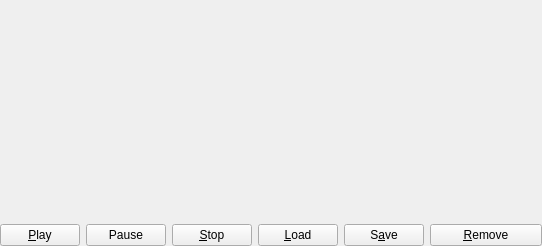
Above: Koo/ui/video.ui from xrg/openerp-client-kde before the change. Below: the same form after it.
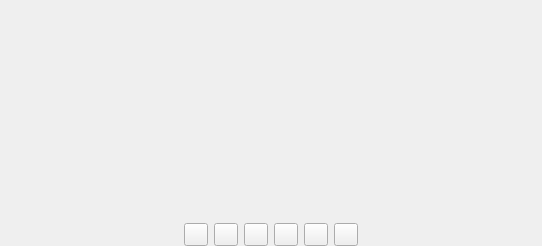
That is the form after the change. Icons and pictures are not drawn.

Commit message: Use QToolButton's instead of QPushButton's in video widget.

```diff
--- a/Koo/ui/video.ui
+++ b/Koo/ui/video.ui
@@ -29,7 +29,20 @@
    <item>
     <layout class="QHBoxLayout" name="horizontalLayout" >
      <item>
-      <widget class="QPushButton" name="pushPlay" >
+      <spacer name="horizontalSpacer_2" >
+       <property name="orientation" >
+        <enum>Qt::Horizontal</enum>
+       </property>
+       <property name="sizeHint" stdset="0" >
+        <size>
+         <width>40</width>
+         <height>20</height>
+        </size>
+       </property>
+      </spacer>
+     </item>
+     <item>
+      <widget class="QToolButton" name="pushPlay" >
        <property name="sizePolicy" >
         <sizepolicy vsizetype="Fixed" hsizetype="Fixed" >
          <horstretch>0</horstretch>
@@ -37,7 +50,7 @@
         </sizepolicy>
        </property>
        <property name="text" >
-        <string>&amp;Play</string>
+        <string/>
        </property>
        <property name="icon" >
         <iconset resource="common.qrc" >
@@ -46,16 +59,13 @@
       </widget>
      </item>
      <item>
-      <widget class="QPushButton" name="pushPause" >
+      <widget class="QToolButton" name="pushPause" >
        <property name="sizePolicy" >
         <sizepolicy vsizetype="Fixed" hsizetype="Fixed" >
          <horstretch>0</horstretch>
          <verstretch>0</verstretch>
         </sizepolicy>
        </property>
-       <property name="text" >
-        <string>Pause</string>
-       </property>
        <property name="icon" >
         <iconset resource="common.qrc" >
          <normaloff>:/images/images/pause.png</normaloff>:/images/images/pause.png</iconset>
@@ -63,7 +73,7 @@
       </widget>
      </item>
      <item>
-      <widget class="QPushButton" name="pushStop" >
+      <widget class="QToolButton" name="pushStop" >
        <property name="enabled" >
         <bool>true</bool>
        </property>
@@ -73,9 +83,6 @@
          <verstretch>0</verstretch>
         </sizepolicy>
        </property>
-       <property name="text" >
-        <string>&amp;Stop</string>
-       </property>
        <property name="icon" >
         <iconset resource="common.qrc" >
          <normaloff>:/images/images/stop.png</normaloff>:/images/images/stop.png</iconset>
@@ -83,16 +90,13 @@
       </widget>
      </item>
      <item>
-      <widget class="QPushButton" name="pushLoad" >
+      <widget class="QToolButton" name="pushLoad" >
        <property name="sizePolicy" >
         <sizepolicy vsizetype="Fixed" hsizetype="Fixed" >
          <horstretch>0</horstretch>
          <verstretch>0</verstretch>
         </sizepolicy>
        </property>
-       <property name="text" >
-        <string>&amp;Load</string>
-       </property>
        <property name="icon" >
         <iconset resource="common.qrc" >
          <normaloff>:/images/images/open.png</normaloff>:/images/images/open.png</iconset>
@@ -100,16 +104,13 @@
       </widget>
      </item>
      <item>
-      <widget class="QPushButton" name="pushSave" >
+      <widget class="QToolButton" name="pushSave" >
        <property name="sizePolicy" >
         <sizepolicy vsizetype="Fixed" hsizetype="Fixed" >
          <horstretch>0</horstretch>
          <verstretch>0</verstretch>
         </sizepolicy>
        </property>
-       <property name="text" >
-        <string>S&amp;ave</string>
-       </property>
        <property name="icon" >
         <iconset resource="common.qrc" >
          <normaloff>:/images/images/save.png</normaloff>:/images/images/save.png</iconset>
@@ -117,16 +118,26 @@
       </widget>
      </item>
      <item>
-      <widget class="QPushButton" name="pushRemove" >
-       <property name="text" >
-        <string>&amp;Remove</string>
-       </property>
+      <widget class="QToolButton" name="pushRemove" >
        <property name="icon" >
         <iconset resource="common.qrc" >
          <normaloff>:/images/images/trash.png</normaloff>:/images/images/trash.png</iconset>
        </property>
       </widget>
      </item>
+     <item>
+      <spacer name="horizontalSpacer" >
+       <property name="orientation" >
+        <enum>Qt::Horizontal</enum>
+       </property>
+       <property name="sizeHint" stdset="0" >
+        <size>
+         <width>40</width>
+         <height>20</height>
+        </size>
+       </property>
+      </spacer>
+     </item>
     </layout>
    </item>
   </layout>
```
